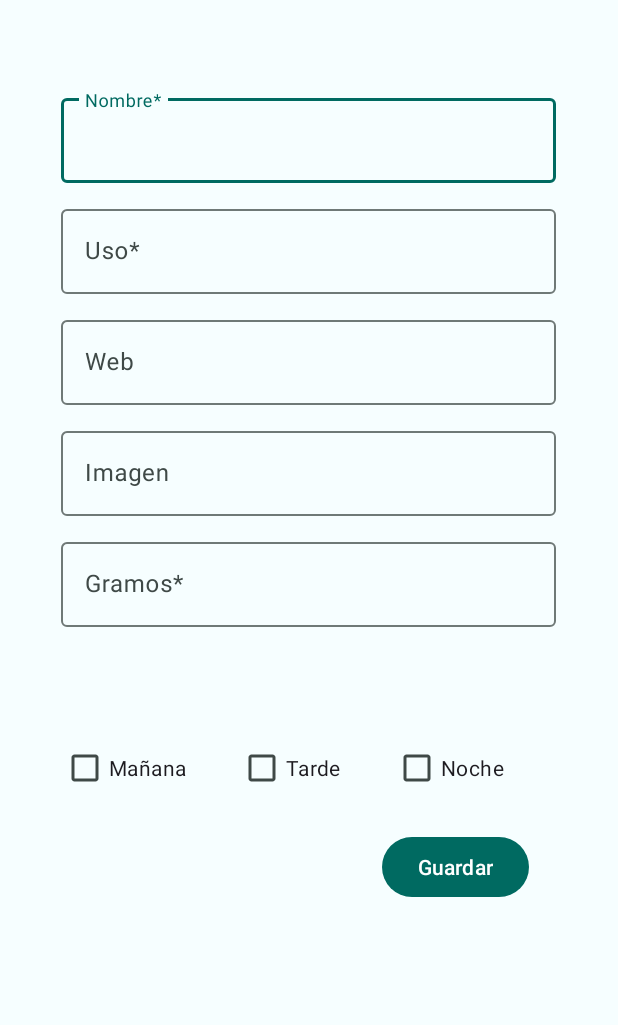
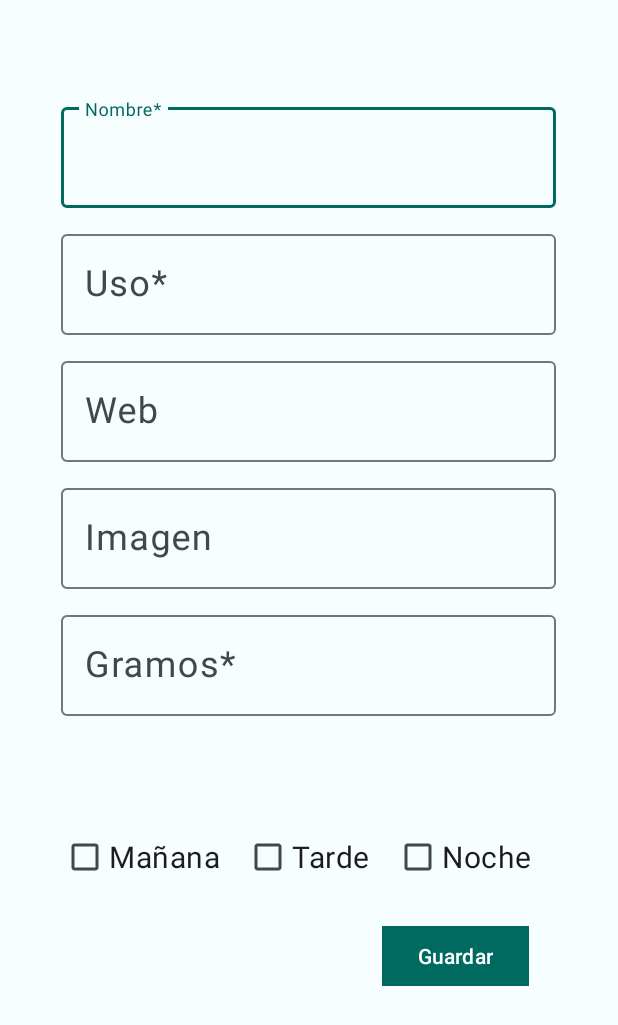
Before and after one commit to luisbargar/pastillApp, an Android app: the NewMedicationActivity screen opened directly, with no data from a screen before it, on a phone screen of 412 x 824 dp. Shown: the top 1025 px of the screen. Run offline under Robolectric (Android 15) with nearby library versions, the phone set to English and light mode, and no system bars.

Commit message:
botones grandes

```diff
--- a/app/src/main/res/layout/activity_new_device.xml
+++ b/app/src/main/res/layout/activity_new_device.xml
@@ -62,7 +62,8 @@
                 <com.google.android.material.textfield.TextInputEditText
                     android:id="@+id/tie_nombre"
                     android:layout_width="match_parent"
-                    android:layout_height="match_parent" />
+                    android:layout_height="match_parent"
+                    android:textSize="24sp" />
             </com.google.android.material.textfield.TextInputLayout>
 
             <com.google.android.material.textfield.TextInputLayout
@@ -78,7 +79,8 @@
                 <com.google.android.material.textfield.TextInputEditText
                     android:id="@+id/tie_uso"
                     android:layout_width="match_parent"
-                    android:layout_height="match_parent" />
+                    android:layout_height="match_parent"
+                    android:textSize="24sp" />
             </com.google.android.material.textfield.TextInputLayout>
 
             <com.google.android.material.textfield.TextInputLayout
@@ -94,7 +96,8 @@
                 <com.google.android.material.textfield.TextInputEditText
                     android:id="@+id/tie_url"
                     android:layout_width="match_parent"
-                    android:layout_height="match_parent" />
+                    android:layout_height="match_parent"
+                    android:textSize="24sp" />
             </com.google.android.material.textfield.TextInputLayout>
 
             <com.google.android.material.textfield.TextInputLayout
@@ -110,7 +113,8 @@
                 <com.google.android.material.textfield.TextInputEditText
                     android:id="@+id/tie_imagen"
                     android:layout_width="match_parent"
-                    android:layout_height="match_parent" />
+                    android:layout_height="match_parent"
+                    android:textSize="24sp" />
             </com.google.android.material.textfield.TextInputLayout>
 
             <com.google.android.material.textfield.TextInputLayout
@@ -127,7 +131,8 @@
                     android:id="@+id/tie_numero"
                     android:layout_width="match_parent"
                     android:layout_height="match_parent"
-                    android:inputType="numberDecimal" />
+                    android:inputType="numberDecimal"
+                    android:textSize="24sp" />
             </com.google.android.material.textfield.TextInputLayout>
 
             <LinearLayout
@@ -145,21 +150,24 @@
                     android:layout_width="wrap_content"
                     android:layout_height="wrap_content"
                     android:layout_weight="1"
-                    android:text="@string/manana" />
+                    android:text="@string/manana"
+                    android:textSize="20sp" />
 
                 <CheckBox
                     android:id="@+id/tarde"
                     android:layout_width="wrap_content"
                     android:layout_height="wrap_content"
                     android:layout_weight="1"
-                    android:text="@string/tarde" />
+                    android:text="@string/tarde"
+                    android:textSize="20sp" />
 
                 <CheckBox
                     android:id="@+id/noche"
                     android:layout_width="wrap_content"
                     android:layout_height="wrap_content"
                     android:layout_weight="1"
-                    android:text="@string/noche" />
+                    android:text="@string/noche"
+                    android:textSize="20sp" />
 
             </LinearLayout>
 
@@ -172,7 +180,8 @@
                 android:layout_marginEnd="110dp"
                 android:text="@string/guardar"
                 app:layout_constraintEnd_toEndOf="@id/guideline_vertical_93"
-                app:layout_constraintTop_toBottomOf="@id/ll_horariosS" />
+                app:layout_constraintTop_toBottomOf="@id/ll_horariosS"
+                app:cornerRadius="0dp"/>
 
             <com.google.android.material.button.MaterialButton
                 android:id="@+id/eliminar"
```
Also changed, not shown: app/src/main/AndroidManifest.xml (+8 -4 lines), app/src/main/res/layout/activity_login.xml (+15 -11 lines), app/src/main/res/layout/activity_registro.xml (+18 -12 lines), app/src/main/res/layout/device.xml (+9 -6 lines), app/src/main/res/layout/full_device.xml (+16 -14 lines), app/src/main/res/layout/nav_header_home.xml (+7 -6 lines).
